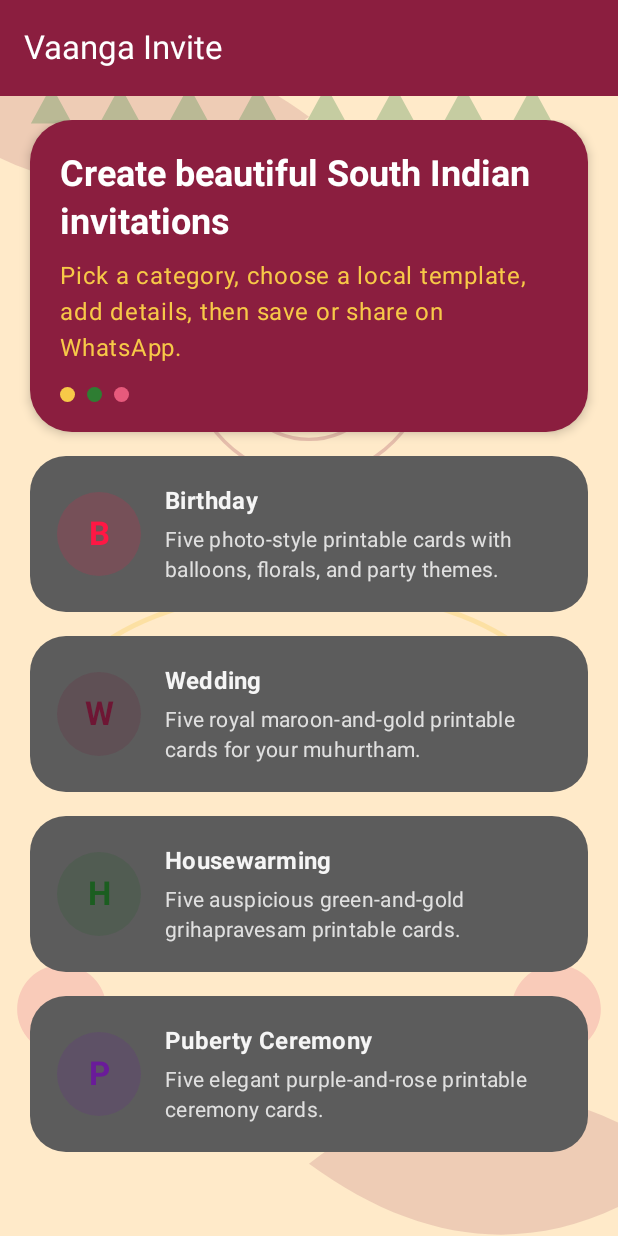
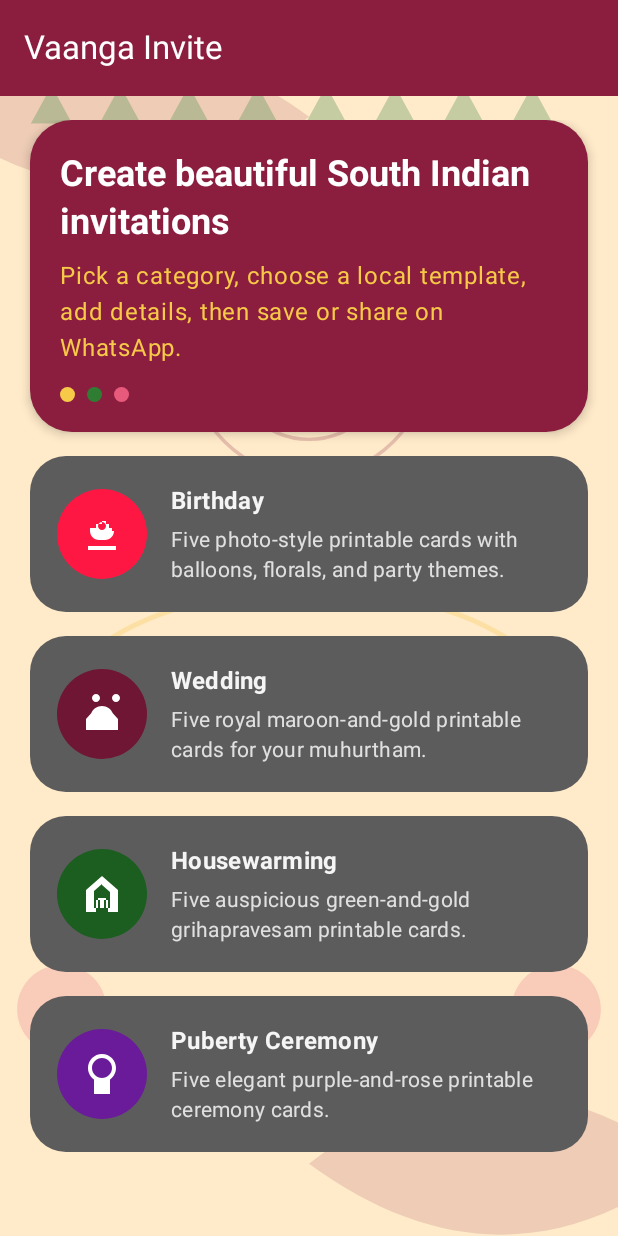
Before and after one commit to mrajen27/Invitation_Maker, an Android app built with Jetpack Compose: the screen it shows after launch (MainActivity), on a phone screen of 412 x 824 dp. Run offline under Robolectric (Android 15) with nearby library versions, the phone set to English and light mode, and no system bars.

Commit message:
Improve home category icon visibility on gray cards
Add per-category vector icons (birthday, wedding, house, ceremony)
shown as white glyphs on solid accent circles instead of faint
initial letters on low-contrast backgrounds.

Co-authored-by: mrajen27 <mrajen27@users.noreply.github.com>

```diff
--- a/app/src/main/java/com/vaangainvite/data/model/InvitationCategory.kt
+++ b/app/src/main/java/com/vaangainvite/data/model/InvitationCategory.kt
@@ -1,10 +1,12 @@
 package com.vaangainvite.data.model
 
 import androidx.annotation.ColorInt
+import androidx.annotation.DrawableRes
 
 data class InvitationCategory(
     val id: String,
     val title: String,
     val description: String,
-    @ColorInt val accentColor: Int
+    @ColorInt val accentColor: Int,
+    @DrawableRes val iconResId: Int
 )
--- a/app/src/main/java/com/vaangainvite/data/repository/TemplateRepository.kt
+++ b/app/src/main/java/com/vaangainvite/data/repository/TemplateRepository.kt
@@ -10,25 +10,29 @@ class TemplateRepository {
             id = "birthday",
             title = "Birthday",
             description = "Five photo-style printable cards with balloons, florals, and party themes.",
-            accentColor = 0xFFFF1744.toInt()
+            accentColor = 0xFFFF1744.toInt(),
+            iconResId = R.drawable.ic_category_birthday
         ),
         InvitationCategory(
             id = "wedding",
             title = "Wedding",
             description = "Five royal maroon-and-gold printable cards for your muhurtham.",
-            accentColor = 0xFF6E1634.toInt()
+            accentColor = 0xFF6E1634.toInt(),
+            iconResId = R.drawable.ic_category_wedding
         ),
         InvitationCategory(
             id = "housewarming",
             title = "Housewarming",
             description = "Five auspicious green-and-gold grihapravesam printable cards.",
-            accentColor = 0xFF1B5E20.toInt()
+            accentColor = 0xFF1B5E20.toInt(),
+            iconResId = R.drawable.ic_category_housewarming
         ),
         InvitationCategory(
             id = "puberty",
             title = "Puberty Ceremony",
             description = "Five elegant purple-and-rose printable ceremony cards.",
-            accentColor = 0xFF6A1B9A.toInt()
+            accentColor = 0xFF6A1B9A.toInt(),
+            iconResId = R.drawable.ic_category_puberty
         )
     )
 
--- a/app/src/main/java/com/vaangainvite/ui/screens/HomeScreen.kt
+++ b/app/src/main/java/com/vaangainvite/ui/screens/HomeScreen.kt
@@ -19,6 +19,7 @@ import androidx.compose.foundation.shape.RoundedCornerShape
 import androidx.compose.material3.Card
 import androidx.compose.material3.CardDefaults
 import androidx.compose.material3.ExperimentalMaterial3Api
+import androidx.compose.material3.Icon
 import androidx.compose.material3.MaterialTheme
 import androidx.compose.material3.Scaffold
 import androidx.compose.material3.Text
@@ -172,16 +173,16 @@ private fun CategoryCard(
         ) {
             Box(
                 modifier = Modifier
-                    .size(56.dp)
+                    .size(60.dp)
                     .clip(CircleShape)
-                    .background(accent.copy(alpha = 0.16f)),
+                    .background(accent),
                 contentAlignment = Alignment.Center
             ) {
-                Text(
-                    text = category.title.first().toString(),
-                    color = accent,
-                    style = MaterialTheme.typography.titleLarge,
-                    fontWeight = FontWeight.Bold
+                Icon(
+                    painter = painterResource(id = category.iconResId),
+                    contentDescription = category.title,
+                    tint = Color.White,
+                    modifier = Modifier.size(32.dp)
                 )
             }
             Column(modifier = Modifier.weight(1f)) {
--- /dev/null
+++ b/app/src/main/res/drawable/ic_category_birthday.xml
@@ -0,0 +1,10 @@
+<?xml version="1.0" encoding="utf-8"?>
+<vector xmlns:android="http://schemas.android.com/apk/res/android"
+    android:width="24dp"
+    android:height="24dp"
+    android:viewportWidth="24"
+    android:viewportHeight="24">
+    <path
+        android:fillColor="#FFFFFFFF"
+        android:pathData="M12,6c1.11,0 2,0.9 2,2s-0.89,2 -2,2 -2,-0.9 -2,-2 0.89,-2 2,-2zM17,10.5V9h-1.5V7H14V5.5h-2V7H9v2H7.5V9H6v1.5c0,2.49 2.01,4.5 4.5,4.5h3c2.49,0 4.5,-2.01 4.5,-4.5zM5,18h14v2H5z" />
+</vector>
--- /dev/null
+++ b/app/src/main/res/drawable/ic_category_housewarming.xml
@@ -0,0 +1,13 @@
+<?xml version="1.0" encoding="utf-8"?>
+<vector xmlns:android="http://schemas.android.com/apk/res/android"
+    android:width="24dp"
+    android:height="24dp"
+    android:viewportWidth="24"
+    android:viewportHeight="24">
+    <path
+        android:fillColor="#FFFFFFFF"
+        android:pathData="M12,3L4,10v11h5v-6h6v6h5V10L12,3zM12,7.5l4,3.5V19h-2v-5H10v5H8v-8.5l4,-3.5z" />
+    <path
+        android:fillColor="#FFFFFFFF"
+        android:pathData="M11,14h2v5h-2z" />
+</vector>
--- /dev/null
+++ b/app/src/main/res/drawable/ic_category_puberty.xml
@@ -0,0 +1,10 @@
+<?xml version="1.0" encoding="utf-8"?>
+<vector xmlns:android="http://schemas.android.com/apk/res/android"
+    android:width="24dp"
+    android:height="24dp"
+    android:viewportWidth="24"
+    android:viewportHeight="24">
+    <path
+        android:fillColor="#FFFFFFFF"
+        android:pathData="M12,2C8.13,2 5,5.13 5,9c0,2.38 1.19,4.47 3,5.74V22h8v-7.26c1.81,-1.27 3,-3.36 3,-5.74 0,-3.87 -3.13,-7 -7,-7zM12,4c2.76,0 5,2.24 5,5s-2.24,5 -5,5 -5,-2.24 -5,-5 2.24,-5 5,-5zM11,18v2h2v-2h-2z" />
+</vector>
--- /dev/null
+++ b/app/src/main/res/drawable/ic_category_wedding.xml
@@ -0,0 +1,10 @@
+<?xml version="1.0" encoding="utf-8"?>
+<vector xmlns:android="http://schemas.android.com/apk/res/android"
+    android:width="24dp"
+    android:height="24dp"
+    android:viewportWidth="24"
+    android:viewportHeight="24">
+    <path
+        android:fillColor="#FFFFFFFF"
+        android:pathData="M7,4c0,-1.1 0.9,-2 2,-2s2,0.9 2,2 -0.9,2 -2,2 -2,-0.9 -2,-2zM17,4c0,-1.1 0.9,-2 2,-2s2,0.9 2,2 -0.9,2 -2,2 -2,-0.9 -2,-2zM12,8c-2.5,0 -4.5,1.5 -5.4,3.6L4,14.5V20h16v-5.5l-2.6,-2.9C16.5,9.5 14.5,8 12,8z" />
+</vector>
```
